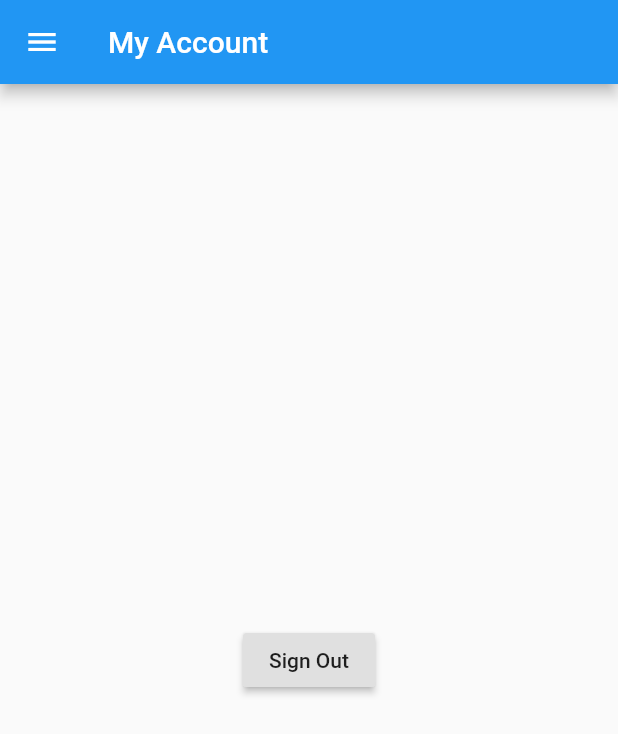
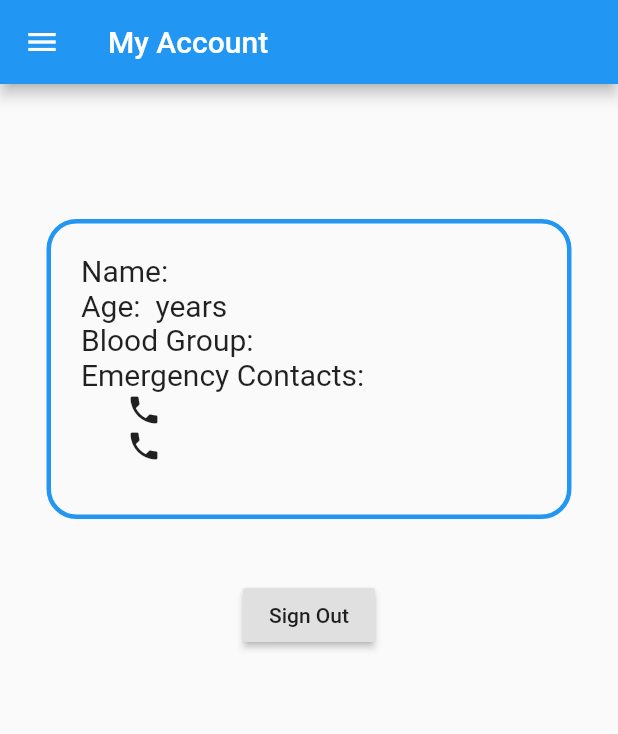
Before and after one commit to guneet446/saathi, a Flutter app: the MyAccount screen opened directly, on a phone screen of 412 x 824 dp. Shown: the top 734 px of the screen. Run offline on Flutter 3.47's test engine with Material 2 defaults, Android fonts, the phone set to English and light mode, and no system bars; our stand-ins replace cloud_firestore, firebase_auth, flutter_local_notifications, fluttertoast, get_it, image_picker and 2 more; accounts and stored records are empty; generated files the repository leaves out were written again.

Commit message:
Display of account details

```diff
--- a/saathi/lib/main.dart
+++ b/saathi/lib/main.dart
@@ -19,6 +19,11 @@ String bps = "";
 String bpd = "";
 String sugarb = "";
 String sugara = "";
+String name;
+String age = '';
+String bloodGroup = '';
+String emergencyContact1 = '';
+String emergencyContact2 = '';
 List<String> tasks = [];
 
 void setupLocator() {
--- a/saathi/lib/screens/account.dart
+++ b/saathi/lib/screens/account.dart
@@ -1,5 +1,6 @@
 import 'package:flutter/material.dart';
 import 'package:saathi/services/auth.dart';
+import 'package:saathi/main.dart';
 
 import 'authenticate/authenticate.dart';
 
@@ -8,8 +9,83 @@ class Account extends StatelessWidget {
 
   @override
   Widget build(BuildContext context) {
-    return Center(
-      child: RaisedButton(
+    return Scaffold(
+      body: Padding(
+        padding: const EdgeInsets.fromLTRB(0, 90, 0, 0),
+        child: Center(
+          child: Column(
+            children: <Widget>[
+              Container(
+                height: 200,
+                width: 350,
+                child: Padding(
+                  padding: const EdgeInsets.all(20),
+                  child: Column(
+                    crossAxisAlignment: CrossAxisAlignment.stretch,
+                    children: <Widget>[
+                      Text(
+                          'Name: $name',
+                      style: TextStyle(
+                        fontSize: 20,
+                      ),),
+                      Text(
+                          'Age: $age years',
+                          style: TextStyle(
+                          fontSize: 20
+                      ),),
+                      Text(
+                          'Blood Group: $bloodGroup',
+                        style: TextStyle(
+                            fontSize: 20
+                        ),),
+                      Text(
+                          'Emergency Contacts:',
+                        style: TextStyle(
+                            fontSize: 20
+                        ),),
+                      Padding(
+                        padding: const EdgeInsets.fromLTRB(30, 0, 0, 0),
+                        child: Row(
+                          children: <Widget>[
+                            Icon(
+                              Icons.phone
+                            ),
+                            Text(
+                              '$emergencyContact1',
+                              style: TextStyle(
+                                  fontSize: 20
+                              ),),
+                          ],
+                        ),
+                      ),
+                      Padding(
+                        padding: const EdgeInsets.fromLTRB(30, 0, 0, 0),
+                        child: Row(
+                          children: <Widget>[
+                            Icon(
+                                Icons.phone
+                            ),
+                            Text(
+                              '$emergencyContact2',
+                              style: TextStyle(
+                                  fontSize: 20
+                              ),),
+                          ],
+                        ),
+                      ),
+                    ],
+                  ),
+                ),
+                decoration: BoxDecoration(
+                  border: Border.all(
+                      color: Colors.blue,
+                      width: 3
+                  ),
+                  borderRadius: BorderRadius.all(Radius.circular(20)),
+                ),
+              ),
+              Container(height: 40,),
+              RaisedButton(
                 child: Text('Sign Out'),
                 onPressed: () async {
                   await _auth.signOut();
@@ -19,6 +95,10 @@ class Account extends StatelessWidget {
                   );
                 },
               ),
+            ],
+          ),
+        ),
+      ),
     );
   }
 }
--- a/saathi/lib/screens/authenticate/register.dart
+++ b/saathi/lib/screens/authenticate/register.dart
@@ -1,6 +1,5 @@
 import 'package:flutter/material.dart';
 import 'package:saathi/main.dart';
-import 'package:saathi/screens/wrapper.dart';
 import 'package:saathi/services/auth.dart';
 
 class Register extends StatefulWidget {
@@ -12,17 +11,9 @@ class _RegisterState extends State<Register> {
   final AuthService _auth = AuthService();
   final _formKey = GlobalKey<FormState>();
 
-  String name = '';
-  String age = '';
-  String bloodGroup = '';
   String email = '';
   String password = '';
   String error = '';
-  String emergencyContact1 = '';
-  String emergencyContact2 = '';
-  String number_1 = '';
-  String number_2 = '';
-  String number_3 = '';
 
   @override
   Widget build(BuildContext context) {
```
Lines whose indentation alone changed are shown as unchanged.
